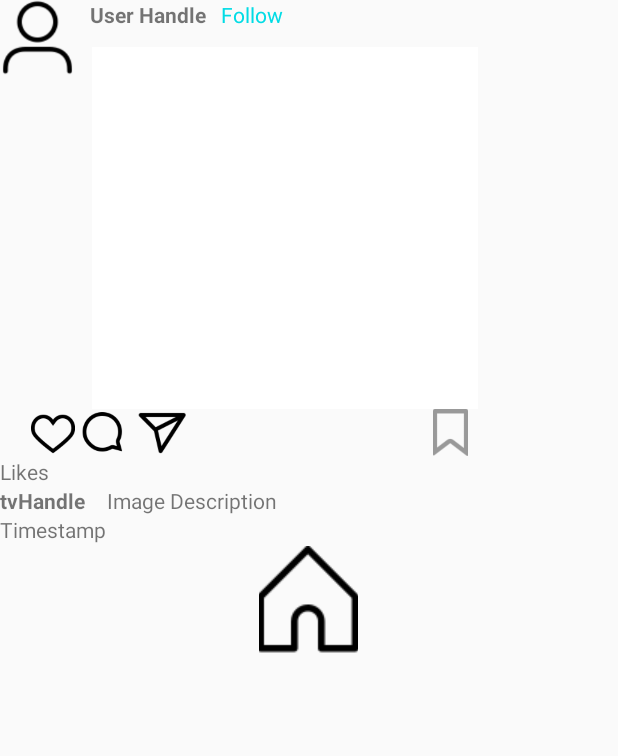
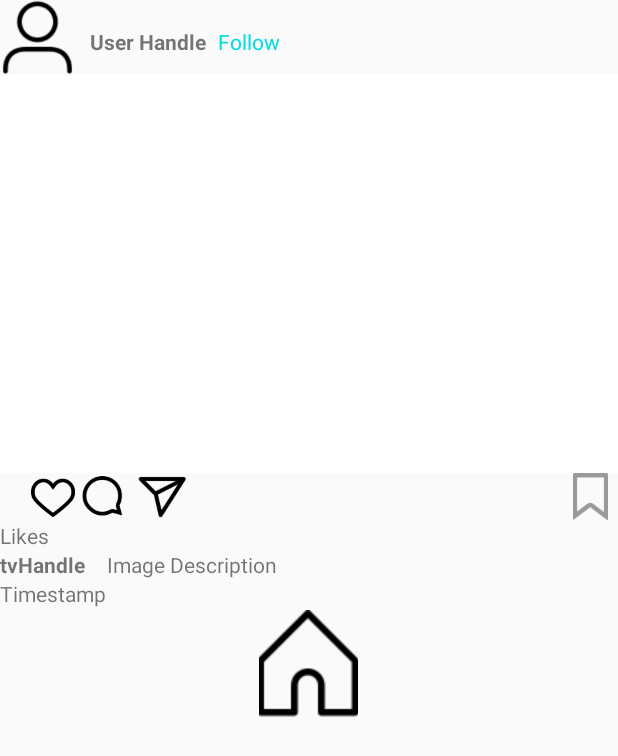
Before and after one commit to ruygonzalez/Parstagram, an Android app: the layout activity_post_details.xml on its own in the app's theme, with its tools: preview values and no code run, on a phone screen of 412 x 824 dp. Shown: the top 756 px of the screen. Run offline under Robolectric (Android 15) with nearby library versions, the phone set to English and light mode, and no system bars.

```diff
--- a/app/src/main/java/me/ruygonzalez/parstagram/MainActivity.java
+++ b/app/src/main/java/me/ruygonzalez/parstagram/MainActivity.java
@@ -200,6 +200,7 @@ public class MainActivity extends AppCompatActivity implements CameraFragment.Ca
         newPost.setDescription(description);
         newPost.setImage(imageFile);
         newPost.setUser(user);
+        newPost.setLikes(0);
         newPost.saveInBackground(new SaveCallback() {
             @Override
             public void done(ParseException e) {
--- a/app/src/main/res/layout/activity_post_details.xml
+++ b/app/src/main/res/layout/activity_post_details.xml
@@ -3,7 +3,7 @@
     xmlns:app="http://schemas.android.com/apk/res-auto"
     xmlns:tools="http://schemas.android.com/tools"
     android:layout_width="match_parent"
-    android:layout_height="450dp"
+    android:layout_height="500dp"
     tools:context=".PostDetailsActivity">
 
     <ImageView
@@ -20,8 +20,9 @@
         android:layout_width="wrap_content"
         android:layout_height="wrap_content"
         android:layout_alignParentTop="true"
-        android:layout_marginRight="10dp"
-        android:layout_toRightOf="@id/ivProfileImage"
+        android:layout_marginTop="18dp"
+        android:layout_toEndOf="@+id/ivProfileImage"
+        android:layout_marginRight="8dp"
         android:text="User Handle"
         android:textStyle="bold" />
 
@@ -36,12 +37,11 @@
 
     <ImageView
         android:id="@+id/ivPicture"
-        android:layout_width="257dp"
-        android:layout_height="241dp"
+        android:layout_width="match_parent"
+        android:layout_height="265dp"
         android:layout_alignParentStart="true"
-        android:layout_alignParentTop="true"
-        android:layout_marginStart="61dp"
-        android:layout_marginTop="31dp"
+        android:layout_below="@+id/ivProfileImage"
+        android:scaleType="centerCrop"
         app:srcCompat="@android:color/background_light" />
 
     <TextView
@@ -99,8 +99,8 @@
         android:id="@+id/tvFollow"
         android:layout_width="wrap_content"
         android:layout_height="wrap_content"
-        android:layout_alignParentTop="true"
-        android:layout_toRightOf="@+id/tvHandle"
+        android:layout_alignTop="@+id/tvHandle"
+        android:layout_toEndOf="@+id/tvHandle"
         android:text="Follow"
         android:textColor="@color/blueteal_10" />
 
```
Also changed, not shown: app/src/main/java/me/ruygonzalez/parstagram/PostAdapter.java (+42 -4 lines), app/src/main/java/me/ruygonzalez/parstagram/PostDetailsActivity.java (+13 -2 lines), app/src/main/java/me/ruygonzalez/parstagram/model/Post.java (+17 -0 lines), app/src/main/res/layout/item_post.xml (+8 -8 lines).
